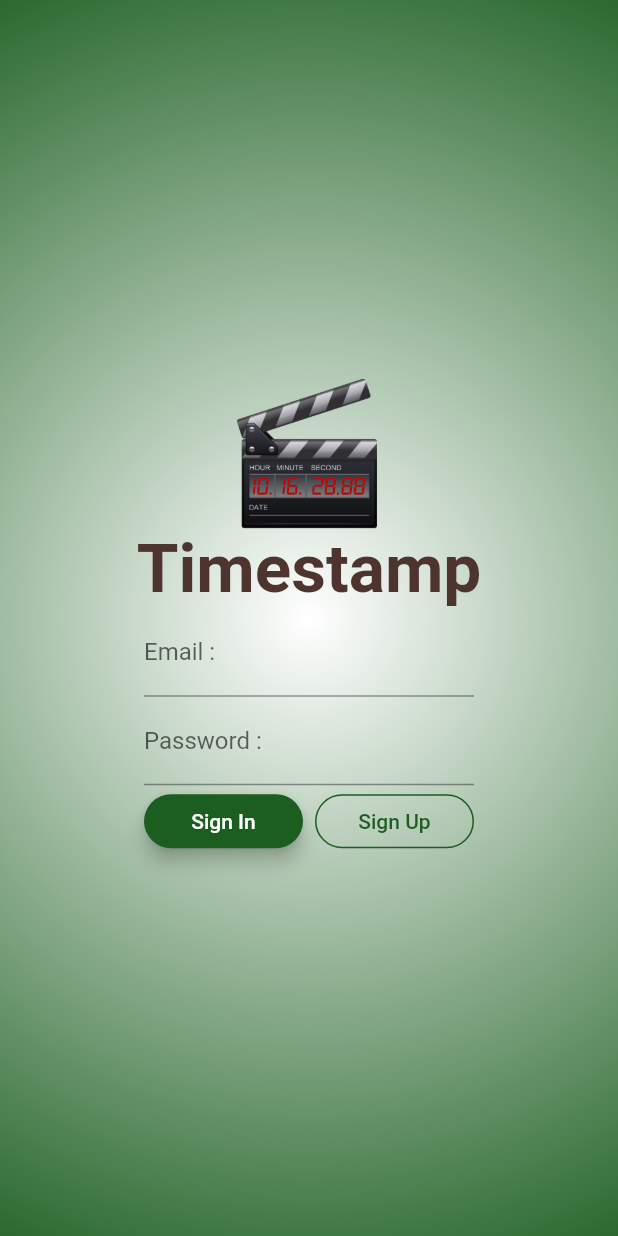
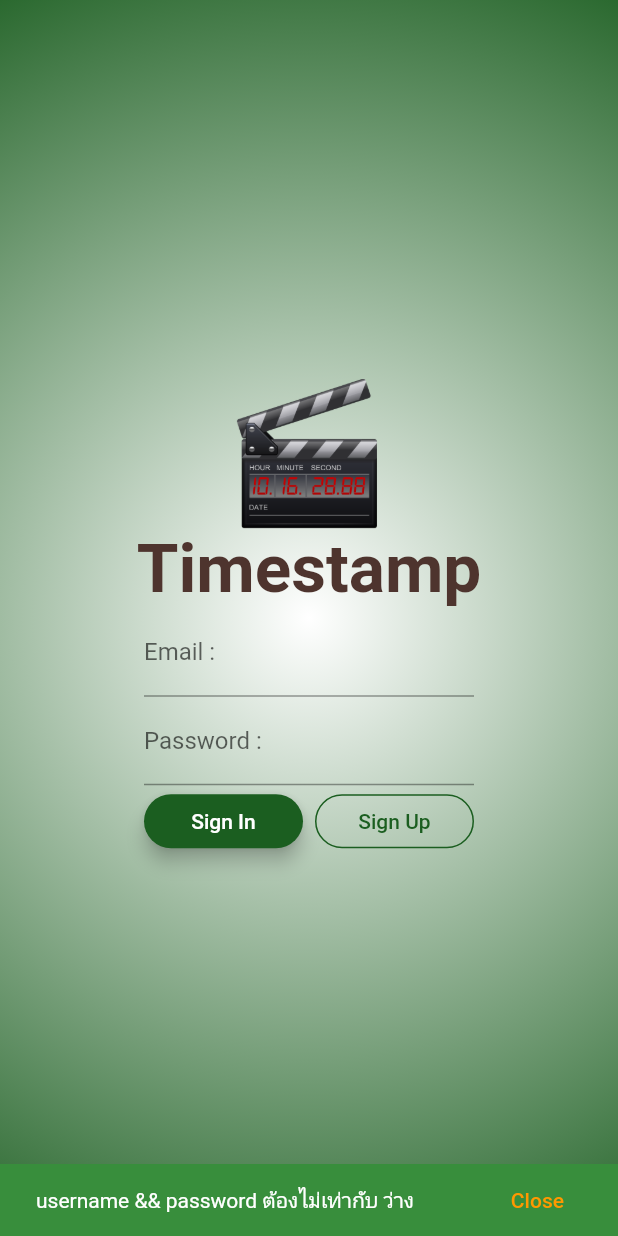
Before and after one commit to jakapun/timestamp, a Flutter app: the screen it shows after launch, after a tap on "Sign In", on a phone screen of 412 x 824 dp. Run offline on Flutter 3.47's test engine with Material 2 defaults, Android fonts, the phone set to English and light mode, and no system bars; our stand-ins replace image_picker, location, shared_preferences; missing offline and left inert: barcode_scan; Roboto replaces fonts that are missing (PermanentMarker).

Commit message:
edit authen.dart validate userpass & token

```diff
--- a/lib/screens/authen.dart
+++ b/lib/screens/authen.dart
@@ -82,7 +82,15 @@ class _AuthenState extends State<Authen> {
   }
 
   Future<void> checkAuthen() async {
-    print('email = $emailString, password = $passwordString');
+
+    if (emailString.length <= 5 && passwordString.length <= 5){
+       print('email = $emailString, password = $passwordString');
+       myShowSnackBar('username && password ต้องไม่เท่ากับ ว่าง');
+    } else {
+
+        // emailString = emailString.trim();
+        // passwordString = passwordString.trim();
+
     // await firebaseAuth
     //     .signInWithEmailAndPassword(
     //         email: emailString, password: passwordString)
@@ -105,8 +113,8 @@ class _AuthenState extends State<Authen> {
     String urlString = 'http://101.109.115.27:2500/api/signin';
 
     var body = {
-      "username": emailString,
-      "password": passwordString
+      "username": emailString.trim(),
+      "password": passwordString.trim()
     };
 
     // var response = await get(urlString);
@@ -140,7 +148,7 @@ class _AuthenState extends State<Authen> {
           String token = result['token'];
           token = token.split(' ').last;
           // print(token);
-
+          if (token.isNotEmpty) {
           SharedPreferences prefs = await SharedPreferences.getInstance();
           await prefs.setString('stoken', token);
           String sValue = prefs.getString('stoken');
@@ -151,6 +159,10 @@ class _AuthenState extends State<Authen> {
               MaterialPageRoute(builder: (BuildContext context) => Myservice());
           Navigator.of(context).pushAndRemoveUntil(
               materialPageRoute, (Route<dynamic> route) => false);
+
+          } else {
+            myAlert('Respond Fail', 'Backend Not Reply');
+          }
         } else {
           print(result['error']);
         }
@@ -159,6 +171,8 @@ class _AuthenState extends State<Authen> {
     } else { //check respond = 200
       myAlert('Error', response.statusCode.toString());
     }
+
+    } // End If check emailstring.length
   }
 
   Widget myButton() {
```
